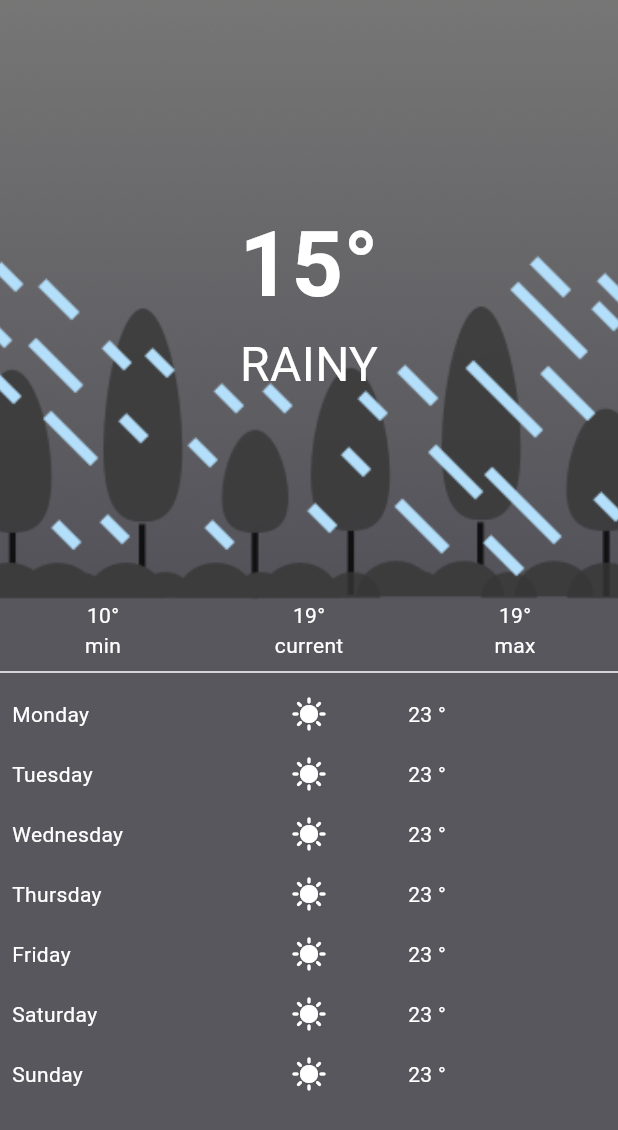
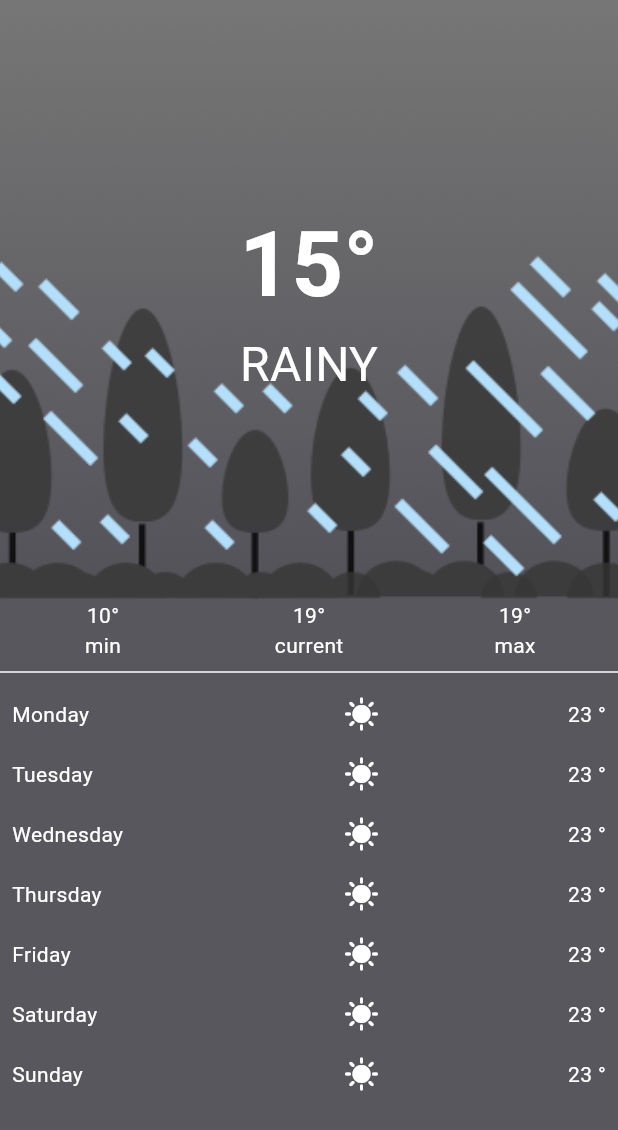
Before and after one commit to KendiJ/weather-app, a Flutter app: the screen it shows after launch, on a phone screen of 412 x 824 dp. Shown: the top 1130 px of the screen. Run offline on Flutter 3.47's test engine with Material 2 defaults, Android fonts, the phone set to English and light mode, and no system bars; our stand-ins replace location.

```diff
--- a/lib/presentation/views/rainy.dart
+++ b/lib/presentation/views/rainy.dart
@@ -127,7 +127,6 @@ class DaysWeatherView extends StatelessWidget {
                   padding: const EdgeInsets.all(8.0),
                   child:
                   Row(
-                    mainAxisAlignment: MainAxisAlignment.spaceBetween,
                     children: [
                       Expanded(
                           child: Text(
@@ -140,11 +139,11 @@ class DaysWeatherView extends StatelessWidget {
                           color: Colors.white,
                         ),
                       ),
-                      Expanded(
-                          child: Text(
+                      const SizedBox(width: 60),
+                      Text(
                         "${e.temperature} °",
                         style: const TextStyle(color: Colors.white),
-                      )),
+                      ),
                     ],
                   ),
                 ))
--- a/lib/services/weather_service.dart
+++ b/lib/services/weather_service.dart
@@ -2,7 +2,7 @@ import 'package:location/location.dart';
 
 class WeatherService {
   static Future<dynamic> getWeather() async {
-    final String key = '';
+    const String key = '';
     LocationData location = await Location().getLocation();
   }
 }
```
Also changed, not shown: 3 other files.
